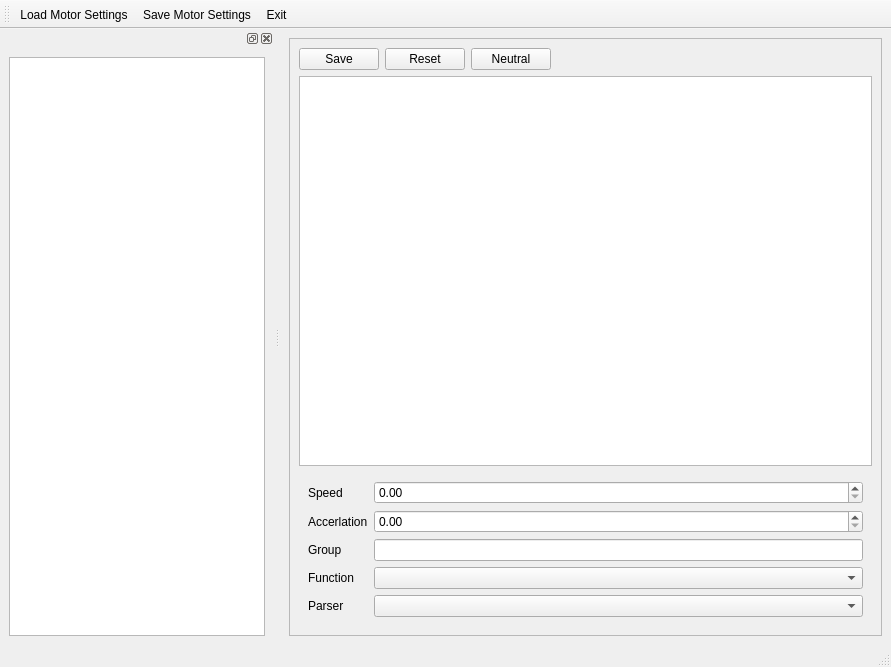
Qt form ui/mainwindow.ui (wenwei-dev/motor-calibration) before a commit.
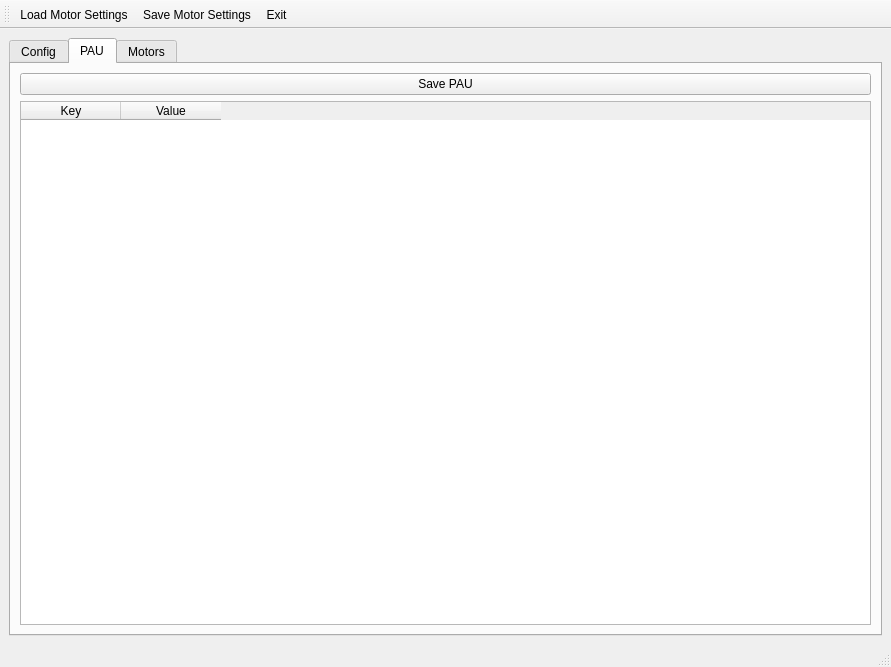
The same form after that commit. The open tabs and pages were chosen to show the change. Icons and pictures are not drawn.

```diff
--- a/ui/mainwindow.ui
+++ b/ui/mainwindow.ui
@@ -16,6 +16,46 @@
   <widget class="QWidget" name="centralwidget">
    <layout class="QHBoxLayout" name="horizontalLayout">
     <item>
+     <widget class="QTabWidget" name="tabWidget">
+      <property name="currentIndex">
+       <number>0</number>
+      </property>
+      <widget class="QWidget" name="tab">
+       <attribute name="title">
+        <string>Config</string>
+       </attribute>
+       <layout class="QHBoxLayout" name="horizontalLayout_3">
+        <item>
+         <widget class="QSplitter" name="splitter">
+          <property name="orientation">
+           <enum>Qt::Horizontal</enum>
+          </property>
+          <widget class="QTreeView" name="treeView">
+           <property name="sizePolicy">
+            <sizepolicy hsizetype="Minimum" vsizetype="Expanding">
+             <horstretch>0</horstretch>
+             <verstretch>0</verstretch>
+            </sizepolicy>
+           </property>
+           <property name="maximumSize">
+            <size>
+             <width>16777215</width>
+             <height>16777215</height>
+            </size>
+           </property>
+           <property name="contextMenuPolicy">
+            <enum>Qt::CustomContextMenu</enum>
+           </property>
+           <property name="alternatingRowColors">
+            <bool>true</bool>
+           </property>
+           <property name="selectionMode">
+            <enum>QAbstractItemView::ExtendedSelection</enum>
+           </property>
+           <property name="animated">
+            <bool>true</bool>
+           </property>
+          </widget>
      <widget class="QFrame" name="frame">
       <property name="frameShape">
        <enum>QFrame::StyledPanel</enum>
@@ -153,35 +193,75 @@
        </item>
       </layout>
      </widget>
+         </widget>
     </item>
    </layout>
   </widget>
-  <widget class="QStatusBar" name="statusbar"/>
-  <widget class="QDockWidget" name="dockWidget">
-   <attribute name="dockWidgetArea">
-    <number>1</number>
-   </attribute>
-   <widget class="QWidget" name="dockWidgetContents">
+      <widget class="QWidget" name="pauTab">
+       <attribute name="title">
+        <string>PAU</string>
+       </attribute>
     <layout class="QVBoxLayout" name="verticalLayout">
      <item>
-      <widget class="QTreeView" name="treeView">
-       <property name="contextMenuPolicy">
-        <enum>Qt::CustomContextMenu</enum>
-       </property>
-       <property name="alternatingRowColors">
-        <bool>true</bool>
-       </property>
-       <property name="selectionMode">
-        <enum>QAbstractItemView::ExtendedSelection</enum>
-       </property>
-       <property name="animated">
-        <bool>true</bool>
+         <layout class="QHBoxLayout" name="horizontalLayout_4">
+          <item>
+           <widget class="QPushButton" name="savePAUButton">
+            <property name="text">
+             <string>Save PAU</string>
+            </property>
+           </widget>
+          </item>
+         </layout>
+        </item>
+        <item>
+         <widget class="QTableWidget" name="pauTableWidget">
+          <column>
+           <property name="text">
+            <string>Key</string>
+           </property>
+          </column>
+          <column>
+           <property name="text">
+            <string>Value</string>
+           </property>
+          </column>
+         </widget>
+        </item>
+       </layout>
+      </widget>
+      <widget class="QWidget" name="motorTab">
+       <attribute name="title">
+        <string>Motors</string>
+       </attribute>
+       <layout class="QVBoxLayout" name="verticalLayout_3">
+        <item>
+         <widget class="QPushButton" name="saveMotorPositionButton">
+          <property name="text">
+           <string>Save Motor Position</string>
        </property>
       </widget>
      </item>
+        <item>
+         <widget class="QTableWidget" name="tableWidget_2">
+          <column>
+           <property name="text">
+            <string>Motor Name</string>
+           </property>
+          </column>
+          <column>
+           <property name="text">
+            <string>Value</string>
+           </property>
+          </column>
+         </widget>
+        </item>
     </layout>
    </widget>
   </widget>
+    </item>
+   </layout>
+  </widget>
+  <widget class="QStatusBar" name="statusbar"/>
   <widget class="QToolBar" name="toolBar">
    <property name="windowTitle">
     <string>toolBar</string>
```
Lines whose indentation alone changed are shown as unchanged.
